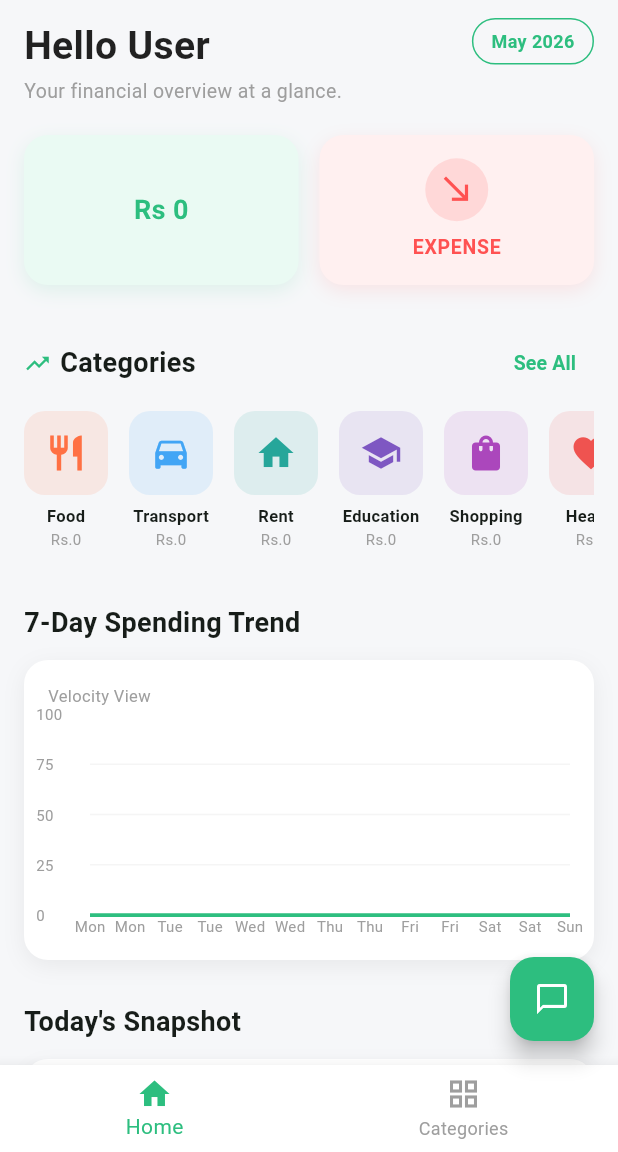
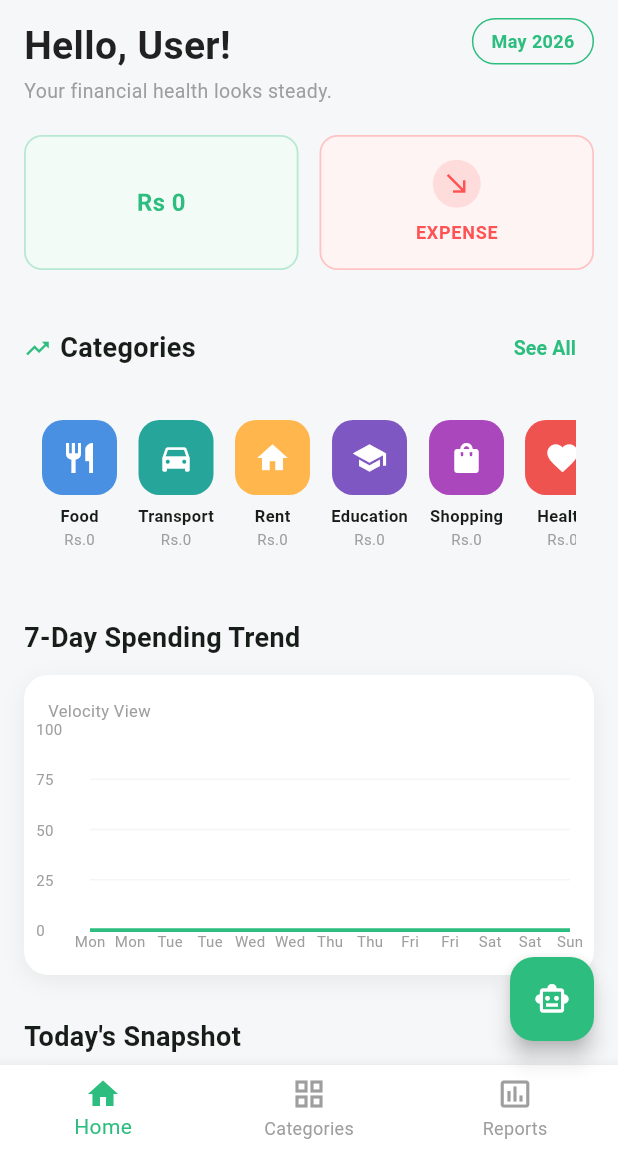
Before and after one commit to codebykashish/Bachatbot, a Flutter app: the screen it shows once a user with an empty profile is signed in, after a tap on "INCOME", on a phone screen of 412 x 824 dp, the part 84-1236 px from its top. Run offline on Flutter 3.47's test engine with Material 3 defaults, Android fonts, the phone set to English and light mode, and no system bars; drawn by our look-alikes of fl_chart; our stand-ins replace firebase_auth, firebase_core; accounts and stored records are empty; network calls fail.

Commit message:
UI of Home page

```diff
--- a/lib/screens/home_screen.dart
+++ b/lib/screens/home_screen.dart
@@ -28,9 +28,9 @@ class HomeScreenState extends State<HomeScreen> {
   String _selectedMonth = '';
 
   static const List<Map<String, dynamic>> _catMeta = [
-    {'name': 'Food',          'icon': Icons.restaurant,        'color': Color(0xFFFF7043)},
-    {'name': 'Transport',     'icon': Icons.directions_car,    'color': Color(0xFF42A5F5)},
-    {'name': 'Rent',          'icon': Icons.home,              'color': Color(0xFF26A69A)},
+    {'name': 'Food',          'icon': Icons.restaurant,        'color': Color(0xFF4A90E2)},
+    {'name': 'Transport',     'icon': Icons.directions_car,    'color': Color(0xFF26A69A)},
+    {'name': 'Rent',          'icon': Icons.home,              'color': Color(0xFFFFB74D)},
     {'name': 'Education',     'icon': Icons.school,            'color': Color(0xFF7E57C2)},
     {'name': 'Shopping',      'icon': Icons.shopping_bag,      'color': Color(0xFFAB47BC)},
     {'name': 'Health',        'icon': Icons.favorite,          'color': Color(0xFFEF5350)},
@@ -186,17 +186,11 @@ class HomeScreenState extends State<HomeScreen> {
             ..rotateY(isFlipped ? pi : 0),
           transformAlignment: Alignment.center,
           child: Container(
-            height: 100,
+            height: 90,
             decoration: BoxDecoration(
               color: bgColor,
-              borderRadius: BorderRadius.circular(16),
-              boxShadow: [
-                BoxShadow(
-                  color: accentColor.withValues(alpha: 0.12),
-                  blurRadius: 10,
-                  offset: const Offset(0, 4),
-                )
-              ],
+              borderRadius: BorderRadius.circular(12),
+              border: Border.all(color: accentColor.withValues(alpha: 0.3), width: 1.2),
             ),
             alignment: Alignment.center,
             child: isFlipped
@@ -206,7 +200,7 @@ class HomeScreenState extends State<HomeScreen> {
                     child: Text(
                       amountText,
                       style: TextStyle(
-                        fontSize: 18,
+                        fontSize: 16,
                         fontWeight: FontWeight.bold,
                         color: accentColor,
                       ),
@@ -216,18 +210,18 @@ class HomeScreenState extends State<HomeScreen> {
                     mainAxisAlignment: MainAxisAlignment.center,
                     children: [
                       Container(
-                        padding: const EdgeInsets.all(8),
+                        padding: const EdgeInsets.all(6),
                         decoration: BoxDecoration(
                           color: accentColor.withValues(alpha: 0.15),
                           shape: BoxShape.circle,
                         ),
-                        child: Icon(icon, color: accentColor, size: 26),
+                        child: Icon(icon, color: accentColor, size: 20),
                       ),
                       const SizedBox(height: 8),
                       Text(
                         title,
                         style: TextStyle(
-                          fontSize: 13,
+                          fontSize: 12,
                           fontWeight: FontWeight.bold,
                           color: accentColor,
                           letterSpacing: 0.5,
@@ -369,8 +363,13 @@ class HomeScreenState extends State<HomeScreen> {
       for (var b in _budgets) (b['category'] ?? ''): b
     };
 
-    return SizedBox(
-      height: 100,
+    return Container(
+      height: 120,
+      padding: const EdgeInsets.symmetric(vertical: 16, horizontal: 12),
+      decoration: BoxDecoration(
+        color: const Color(0xFFF6F7F9),
+        borderRadius: BorderRadius.circular(16),
+      ),
       child: ListView.separated(
         scrollDirection: Axis.horizontal,
         itemCount: _catMeta.length,
@@ -396,13 +395,13 @@ class HomeScreenState extends State<HomeScreen> {
             child: Column(
               children: [
                 Container(
-                  width: 56,
-                  height: 56,
+                  width: 50,
+                  height: 50,
                   decoration: BoxDecoration(
-                    color: color.withValues(alpha: 0.12),
+                    color: color,
                     borderRadius: BorderRadius.circular(14),
                   ),
-                  child: Icon(icon, color: color, size: 28),
+                  child: Icon(icon, color: Colors.white, size: 24),
                 ),
                 const SizedBox(height: 6),
                 Text(name,
@@ -438,7 +437,7 @@ class HomeScreenState extends State<HomeScreen> {
     final isOnTrack = _totalExpense <= _totalIncome || _totalIncome == 0;
 
     return Container(
-      padding: const EdgeInsets.all(16),
+      clipBehavior: Clip.antiAlias,
       decoration: BoxDecoration(
         color: Colors.white,
         borderRadius: BorderRadius.circular(16),
@@ -450,8 +449,13 @@ class HomeScreenState extends State<HomeScreen> {
           )
         ],
       ),
-      child: Row(
-        children: [
+      child: Container(
+        padding: const EdgeInsets.all(16),
+        decoration: const BoxDecoration(
+          border: Border(left: BorderSide(color: _primary, width: 6)),
+        ),
+        child: Row(
+          children: [
           Container(
             width: 44,
             height: 44,
@@ -497,6 +501,7 @@ class HomeScreenState extends State<HomeScreen> {
           ),
         ],
       ),
+      ),
     );
   }
 
@@ -526,7 +531,7 @@ class HomeScreenState extends State<HomeScreen> {
                     crossAxisAlignment: CrossAxisAlignment.start,
                     children: [
                       Text(
-                        'Hello $_greetingName',
+                        'Hello, $_greetingName!',
                         style: const TextStyle(
                           fontSize: 26,
                           fontWeight: FontWeight.bold,
@@ -535,7 +540,7 @@ class HomeScreenState extends State<HomeScreen> {
                       ),
                       const SizedBox(height: 2),
                       const Text(
-                        'Your financial overview at a glance.',
+                        'Your financial health looks steady.',
                         style: TextStyle(fontSize: 13, color: Colors.grey),
                       ),
                     ],
@@ -569,7 +574,7 @@ class HomeScreenState extends State<HomeScreen> {
                 _buildFlipCard(
                   title: 'INCOME',
                   icon: Icons.north_east,
-                  bgColor: const Color(0xFFEAFAF3),
+                  bgColor: const Color(0xFFF2FBF6),
                   accentColor: _primary,
                   amountText: showLoading ? '…' : 'Rs ${_totalIncome.toInt()}',
                   isFlipped: _isIncomeFlipped,
@@ -580,7 +585,7 @@ class HomeScreenState extends State<HomeScreen> {
                 _buildFlipCard(
                   title: 'EXPENSE',
                   icon: Icons.south_east,
-                  bgColor: const Color(0xFFFFF0F0),
+                  bgColor: const Color(0xFFFFF4F4),
                   accentColor: Colors.redAccent,
                   amountText:
                       showLoading ? '…' : 'Rs ${_totalExpense.toInt()}',
--- a/lib/screens/main_screen.dart
+++ b/lib/screens/main_screen.dart
@@ -202,6 +202,7 @@ class _MainScreenState extends State<MainScreen> {
         children: [
           HomeScreen(key: _homeKey, firstName: widget.firstName),
           CategoriesScreen(key: _categoriesKey),
+          const Center(child: Text('Reports Coming Soon')),
         ],
       ),
       // ── FAB → chat ────────────────────────────────────────────────────────
@@ -209,7 +210,7 @@ class _MainScreenState extends State<MainScreen> {
         backgroundColor: _primary,
         tooltip: 'Chat with BachatBot',
         onPressed: _openChat,
-        child: const Icon(Icons.chat_bubble_outline, color: Colors.white),
+        child: const Icon(Icons.smart_toy_outlined, color: Colors.white),
       ),
       // ── Bottom nav ────────────────────────────────────────────────────────
       bottomNavigationBar: BottomNavigationBar(
@@ -222,6 +223,7 @@ class _MainScreenState extends State<MainScreen> {
         items: const [
           BottomNavigationBarItem(icon: Icon(Icons.home_outlined), activeIcon: Icon(Icons.home), label: 'Home'),
           BottomNavigationBarItem(icon: Icon(Icons.grid_view_outlined), activeIcon: Icon(Icons.grid_view), label: 'Categories'),
+          BottomNavigationBarItem(icon: Icon(Icons.insert_chart_outlined), activeIcon: Icon(Icons.insert_chart), label: 'Reports'),
         ],
       ),
     );
```
